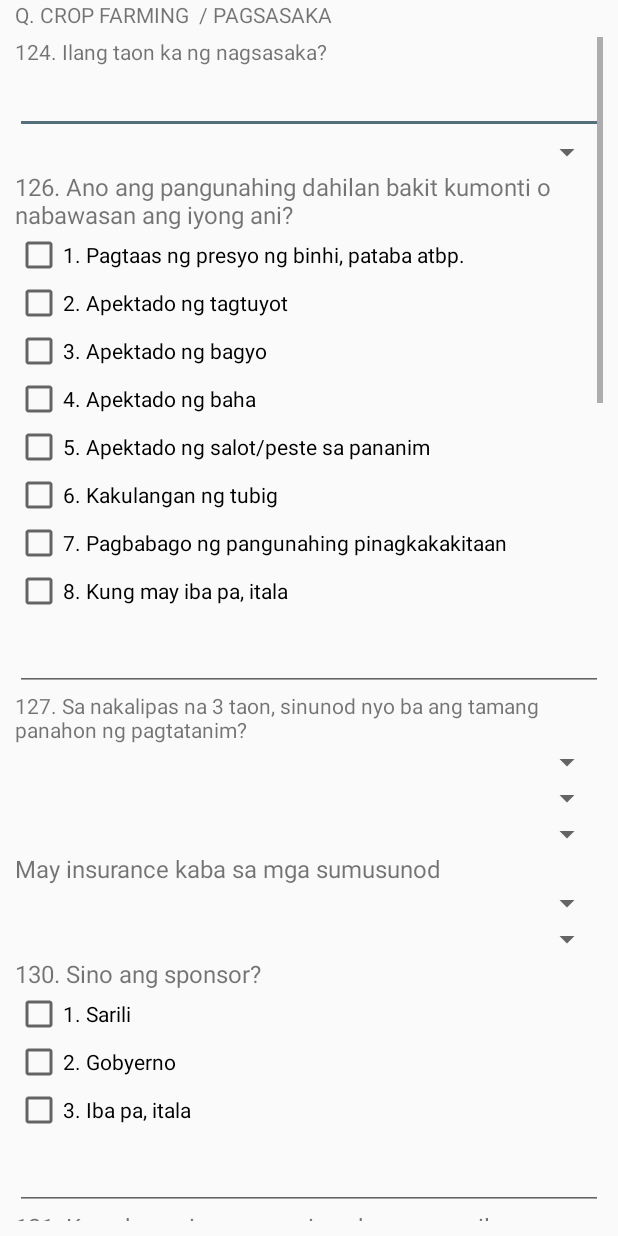
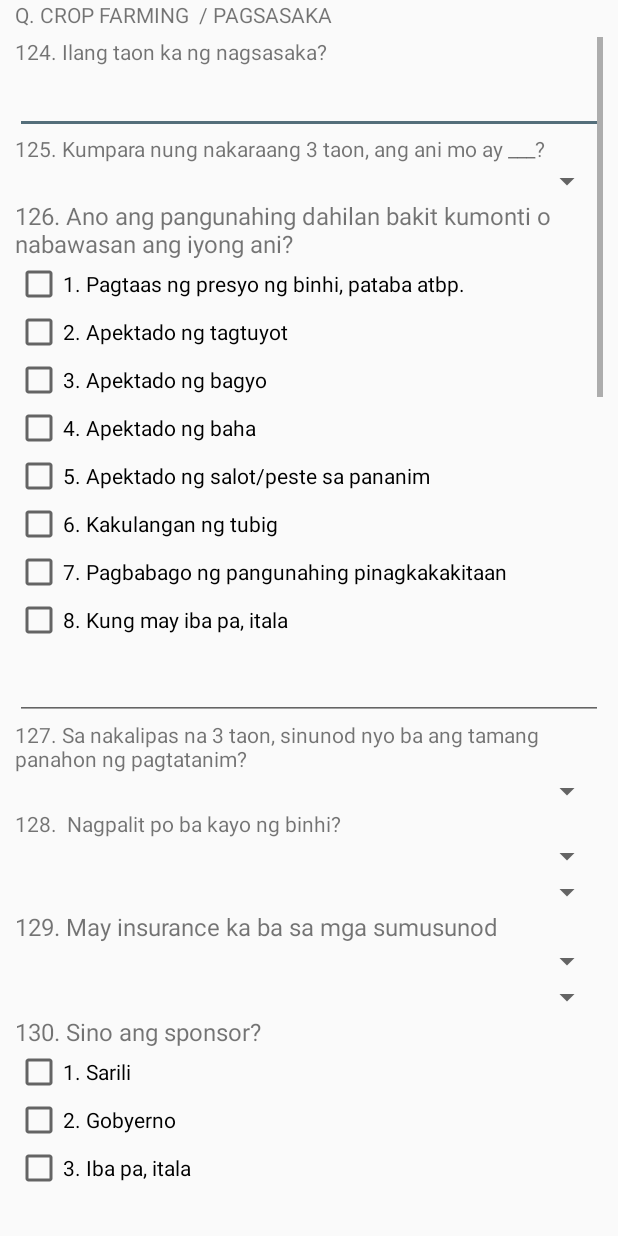
Before and after one commit to alfieOpo/CBMS, an Android app: the layout fragment___x__question.xml on its own in the app's theme, with its tools: preview values and no code run, on a phone screen of 412 x 824 dp. Run offline under Robolectric (Android 15) with nearby library versions, the phone set to English and light mode, and no system bars; plain views replace MaterialBetterSpinner.

Commit message:
Alfie Commit

```diff
--- a/app/src/main/res/layout/fragment___x__question.xml
+++ b/app/src/main/res/layout/fragment___x__question.xml
@@ -55,12 +55,17 @@
                         android:tag="D_360" />
 
 
+                    <TextView
+                        android:id="@+id/textView82"
+                        android:layout_width="match_parent"
+                        android:layout_height="wrap_content"
+                        android:text="125. Kumpara nung nakaraang 3 taon, ang ani mo ay ___?" />
+
                     <com.weiwangcn.betterspinner.library.material.MaterialBetterSpinner
                         android:id="@+id/cbo_x_125"
                         android:layout_width="match_parent"
                         android:layout_height="wrap_content"
                         android:layout_alignParentLeft="true"
-                        android:hint="125. Kumpara nung nakaraang 3 taon, ang ani mo ay ___?"
                         android:tag="D_361"
                         android:textColorHint="#05ab9a"
                         android:textSize="14dp"
@@ -74,13 +79,19 @@
                         android:layout_alignParentTop="false"
                         android:layout_centerHorizontal="true"
                         android:text="126. Ano ang pangunahing dahilan bakit kumonti o nabawasan ang iyong ani? "
-                        android:textAlignment="viewStart"
+
                         android:textSize="16dp" />
 
 
+                    <LinearLayout
+                        android:layout_width="match_parent"
+                        android:layout_height="match_parent"
+                        android:id="@+id/layout126"
+                        android:orientation="vertical">
+
                         <CheckBox
                             android:id="@+id/chk_x_126_1"
-                        android:layout_width="wrap_content"
+                            android:layout_width="match_parent"
                             android:layout_height="wrap_content"
                             android:layout_centerHorizontal="true"
                             android:checked="false"
@@ -88,10 +99,9 @@
                             android:text="1. Pagtaas ng presyo ng binhi, pataba atbp."
                             android:textSize="14dp" />
 
-
                         <CheckBox
                             android:id="@+id/chk_x_126_2"
-                        android:layout_width="wrap_content"
+                            android:layout_width="match_parent"
                             android:layout_height="wrap_content"
                             android:layout_centerHorizontal="true"
                             android:checked="false"
@@ -99,10 +109,9 @@
                             android:text="2. Apektado ng tagtuyot"
                             android:textSize="14dp" />
 
-
                         <CheckBox
                             android:id="@+id/chk_x_126_3"
-                        android:layout_width="wrap_content"
+                            android:layout_width="match_parent"
                             android:layout_height="wrap_content"
                             android:layout_centerHorizontal="true"
                             android:checked="false"
@@ -113,7 +122,7 @@
 
                         <CheckBox
                             android:id="@+id/chk_x_126_4"
-                        android:layout_width="wrap_content"
+                            android:layout_width="match_parent"
                             android:layout_height="wrap_content"
                             android:layout_centerHorizontal="true"
                             android:checked="false"
@@ -124,7 +133,7 @@
 
                         <CheckBox
                             android:id="@+id/chk_x_126_5"
-                        android:layout_width="wrap_content"
+                            android:layout_width="match_parent"
                             android:layout_height="wrap_content"
                             android:layout_centerHorizontal="true"
                             android:checked="false"
@@ -135,7 +144,7 @@
 
                         <CheckBox
                             android:id="@+id/chk_x_126_6"
-                        android:layout_width="wrap_content"
+                            android:layout_width="match_parent"
                             android:layout_height="wrap_content"
                             android:layout_centerHorizontal="true"
                             android:checked="false"
@@ -146,7 +155,7 @@
 
                         <CheckBox
                             android:id="@+id/chk_x_126_7"
-                        android:layout_width="wrap_content"
+                            android:layout_width="match_parent"
                             android:layout_height="wrap_content"
                             android:layout_centerHorizontal="true"
                             android:checked="false"
@@ -157,7 +166,7 @@
 
                         <CheckBox
                             android:id="@+id/chk_x_126_8"
-                        android:layout_width="wrap_content"
+                            android:layout_width="match_parent"
                             android:layout_height="wrap_content"
                             android:layout_centerHorizontal="true"
                             android:checked="false"
@@ -165,10 +174,9 @@
                             android:text="8. Kung may iba pa, itala"
                             android:textSize="14dp" />
 
-
                         <android.support.design.widget.TextInputLayout
                             android:layout_width="match_parent"
-                        android:layout_height="wrap_content">
+                            android:layout_height="match_parent">
 
                             <EditText
                                 android:id="@+id/txt_x_126_8"
@@ -181,6 +189,7 @@
                                 android:textSize="14dp" />
 
                         </android.support.design.widget.TextInputLayout>
+                    </LinearLayout>
 
 
                     <TextView
@@ -200,12 +209,17 @@
                         app:met_floatingLabel="highlight" />
 
 
+                    <TextView
+                        android:id="@+id/textView84"
+                        android:layout_width="match_parent"
+                        android:layout_height="wrap_content"
+                        android:text="128.  Nagpalit po ba kayo ng binhi?" />
+
                     <com.weiwangcn.betterspinner.library.material.MaterialBetterSpinner
                         android:id="@+id/cbo_127_1"
                         android:layout_width="match_parent"
                         android:layout_height="wrap_content"
                         android:layout_alignParentLeft="true"
-                        android:hint="128.  Nagpalit po ba kayo ng binhi?"
                         android:tag="D_372"
                         android:textColorHint="#05ab9a"
                         android:textSize="14dp"
@@ -230,8 +244,8 @@
                         android:layout_height="wrap_content"
                         android:layout_alignParentTop="false"
                         android:layout_centerHorizontal="true"
-                        android:text="May insurance kaba sa mga sumusunod"
-                        android:textAlignment="viewStart"
+                        android:text="129. May insurance ka ba sa mga sumusunod"
+
                         android:textSize="16dp" />
 
 
@@ -326,21 +340,23 @@
 
                 </LinearLayout>
 
-                <LinearLayout
-                    android:layout_width="match_parent"
-                    android:layout_height="match_parent"
-                    android:layout_weight="1"
-                    android:orientation="vertical">
-
                 <TextView
                     android:id="@+id/text_w_1"
                     android:layout_width="match_parent"
                     android:layout_height="wrap_content"
                     android:layout_alignParentTop="false"
                     android:layout_centerHorizontal="true"
+                    android:layout_weight="1"
                     android:text="131. Kayo ba o sinumang miyembro ng pamilya ay gumagamit ng mga sumusunod na kagamitang pang- agrikultura ? (Kung meron, ilan?)  "
                     android:textAlignment="viewStart"
                     android:textSize="16dp" />
+
+                <LinearLayout
+                    android:id="@+id/layout131"
+                    android:layout_width="match_parent"
+                    android:layout_height="match_parent"
+                    android:layout_weight="1"
+                    android:orientation="vertical">
 
 
                     <android.support.design.widget.TextInputLayout
@@ -531,7 +547,7 @@
                             android:layout_width="match_parent"
                             android:layout_height="wrap_content"
                             android:ems="10"
-                            android:hint="131.11 Multipurpose drying pavement"
+                            android:hint="131.11 Multi-purpose drying pavement"
                             android:inputType="number"
                             android:tag="D_391"
                             android:textColorHint="#05ab9a"
@@ -717,6 +733,12 @@
                     </LinearLayout>
 
 
+
+
+
+
+
+                </LinearLayout>
                 <TextView
                     android:id="@+id/text_o_1"
                     android:layout_width="wrap_content"
@@ -725,15 +747,8 @@
                     android:layout_centerHorizontal="true"
                     android:text="132.Ang mga sumusunod ba ay pag-aari ng pamilya? "
                     android:textSize="16dp" />
-
-
                 <LinearLayout
-                        android:layout_width="match_parent"
-                        android:layout_height="match_parent"
-                        android:orientation="vertical">
-
-
-                        <LinearLayout
+                    android:id="@+id/layout132"
                     android:layout_width="match_parent"
                     android:layout_height="match_parent"
                     android:orientation="vertical">
@@ -847,15 +862,6 @@
                         android:text="132.10 Mechanical dryer"
                         android:textSize="14dp" />
 
-
-                        </LinearLayout>
-
-                        <LinearLayout
-                            android:layout_width="match_parent"
-                            android:layout_height="match_parent"
-                            android:orientation="vertical">
-
-
                     <CheckBox
                         android:id="@+id/chk_x_132_11"
                         android:layout_width="match_parent"
@@ -863,7 +869,7 @@
                         android:layout_centerHorizontal="true"
                         android:checked="false"
                         android:tag="D_410"
-                                android:text="132.11 Multipurpose drying pavement   "
+                        android:text="132.11 Multi-purpose drying pavement   "
                         android:textSize="14dp" />
 
 
@@ -876,7 +882,6 @@
                         android:tag="D_411"
                         android:text="132.12 Rice/corn/feed mill"
                         android:textSize="14dp" />
-
 
                     <CheckBox
                         android:id="@+id/chk_x_132_13"
@@ -973,12 +978,6 @@
 
                 </LinearLayout>
 
-
-                    </LinearLayout>
-
-
-                </LinearLayout>
-
             </LinearLayout>
 
 
```
Also changed, not shown: app/src/main/java/absnitsolution/modifiedcommunitybasemonitoringsystem/_X_Question.java (+75 -9 lines). Lines whose indentation alone changed are shown as unchanged.
